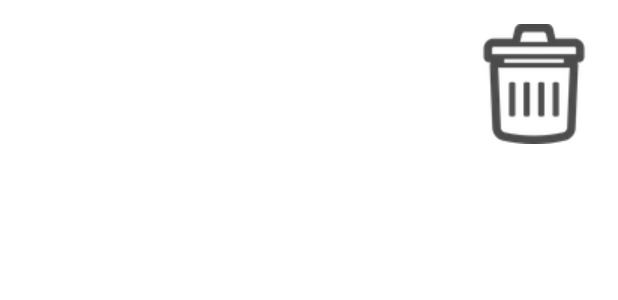
After one commit to kamioka24/Android_ToDo, an Android app: the layout task_item.xml on its own in the app's theme, with its tools: preview values and no code run, on a phone screen of 412 x 824 dp. The commit adds this screen. Shown: the top 300 px of the screen. Run offline under Robolectric (Android 15) with nearby library versions, the phone set to English and light mode, and no system bars.

Commit message:
[Add] データクラス & アダプター

```diff
--- /dev/null
+++ b/app/src/main/res/layout/task_item.xml
@@ -0,0 +1,28 @@
+<?xml version="1.0" encoding="utf-8"?>
+<LinearLayout xmlns:android="http://schemas.android.com/apk/res/android"
+    android:layout_width="match_parent"
+    android:layout_height="match_parent"
+    android:orientation="horizontal"
+    android:padding="16dp">
+
+    <TextView
+        android:id="@+id/taskState"
+        android:layout_width="80dp"
+        android:layout_height="wrap_content"
+        android:textSize="18sp" />
+
+    <TextView
+        android:id="@+id/taskDescription"
+        android:layout_width="0dp"
+        android:layout_height="wrap_content"
+        android:textSize="18sp"
+        android:textColor="@color/black"
+        android:layout_weight="1"/>
+
+    <ImageView
+        android:id="@+id/taskDeleteButton"
+        android:layout_width="wrap_content"
+        android:layout_height="wrap_content"
+        android:src="@drawable/delete"/>
+
+</LinearLayout>
--- a/app/src/main/res/values/colors.xml
+++ b/app/src/main/res/values/colors.xml
@@ -7,4 +7,7 @@
     <color name="teal_700">#FF018786</color>
     <color name="black">#FF000000</color>
     <color name="white">#FFFFFFFF</color>
+    <color name="todo">#00FF00</color>
+    <color name="doing">#FFFF00</color>
+    <color name="done">#0000FF</color>
 </resources>
--- a/app/src/main/res/values/strings.xml
+++ b/app/src/main/res/values/strings.xml
@@ -1,5 +1,6 @@
 <resources>
     <string name="app_name">Android_ToDo</string>
-    <!-- TODO: Remove or change this placeholder text -->
-    <string name="hello_blank_fragment">Hello blank fragment</string>
+    <string name="todo">TODO</string>
+    <string name="doing">DOING</string>
+    <string name="done">DONE</string>
 </resources>
```
Also changed, not shown: app/src/main/java/com/example/android_todo/MainFragment.kt (+26 -0 lines), app/src/main/java/com/example/android_todo/Task.kt (added, +7 -0 lines), app/src/main/res/drawable/delete.png (added).
